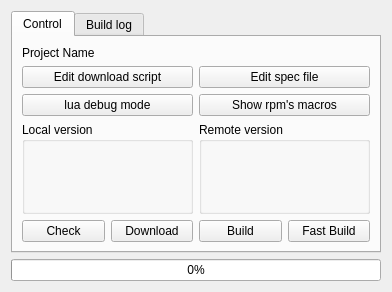
Before: the Qt Designer form widgets/projectinfowidget.ui in Kicer86/builder, drawn with Qt 5.
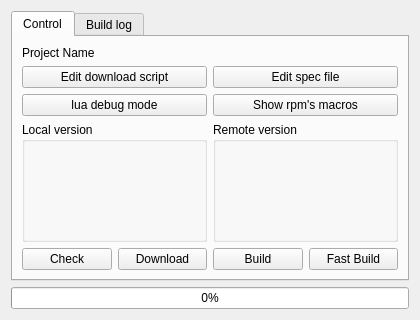
After: the same form once the commit is applied.

Commit message: - usunięcie pary zakomentowanych częsci kodu (builder.cpp, projectsmanager.cpp) - uzupelnienie opisu kilku klas w komentarzach w nagłówkach - zamiana w paru miejscach current na remote (lista paczek) - poprawienie nazw widgetów w projectinfowidget.ui - drobne poprawki w widgetlist.cpp (zmienne lokalne z malych liter) - dodanie widgets/widgetlist/widgetlistproxymodel.cpp (klasa mająca na celu sortowanie widgetów na liscie z projektami)

Patch:
```diff
--- a/widgets/projectinfowidget.ui
+++ b/widgets/projectinfowidget.ui
@@ -6,8 +6,8 @@
    <rect>
     <x>0</x>
     <y>0</y>
-    <width>392</width>
-    <height>292</height>
+    <width>420</width>
+    <height>320</height>
    </rect>
   </property>
   <property name="sizePolicy">
@@ -29,7 +29,7 @@
       <attribute name="title">
        <string>Control</string>
       </attribute>
-      <layout class="QVBoxLayout" name="verticalLayout" stretch="0,0,1,0">
+      <layout class="QVBoxLayout" name="verticalLayout_3" stretch="0,0,1,0">
        <item>
         <widget class="QLabel" name="projectName">
          <property name="text">
```
Left out of the diff: 4 changed lines with no effect on the pictures. The commit also changes 13 other files.
